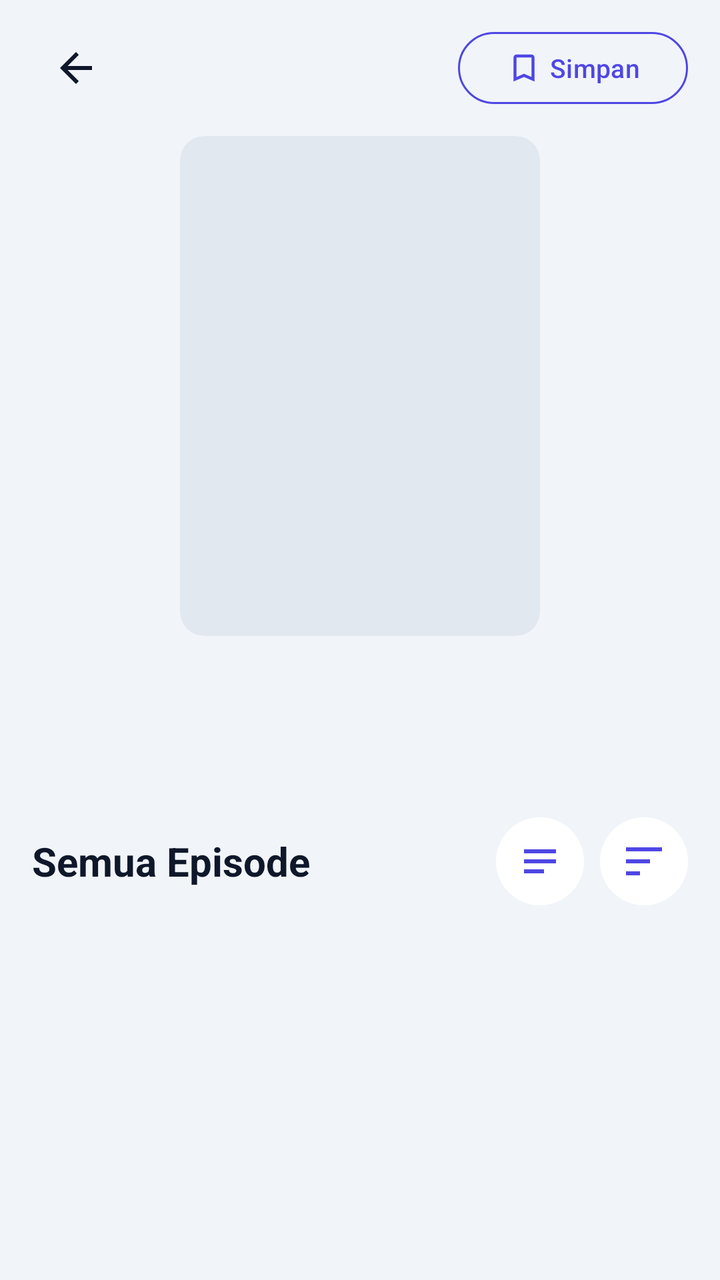
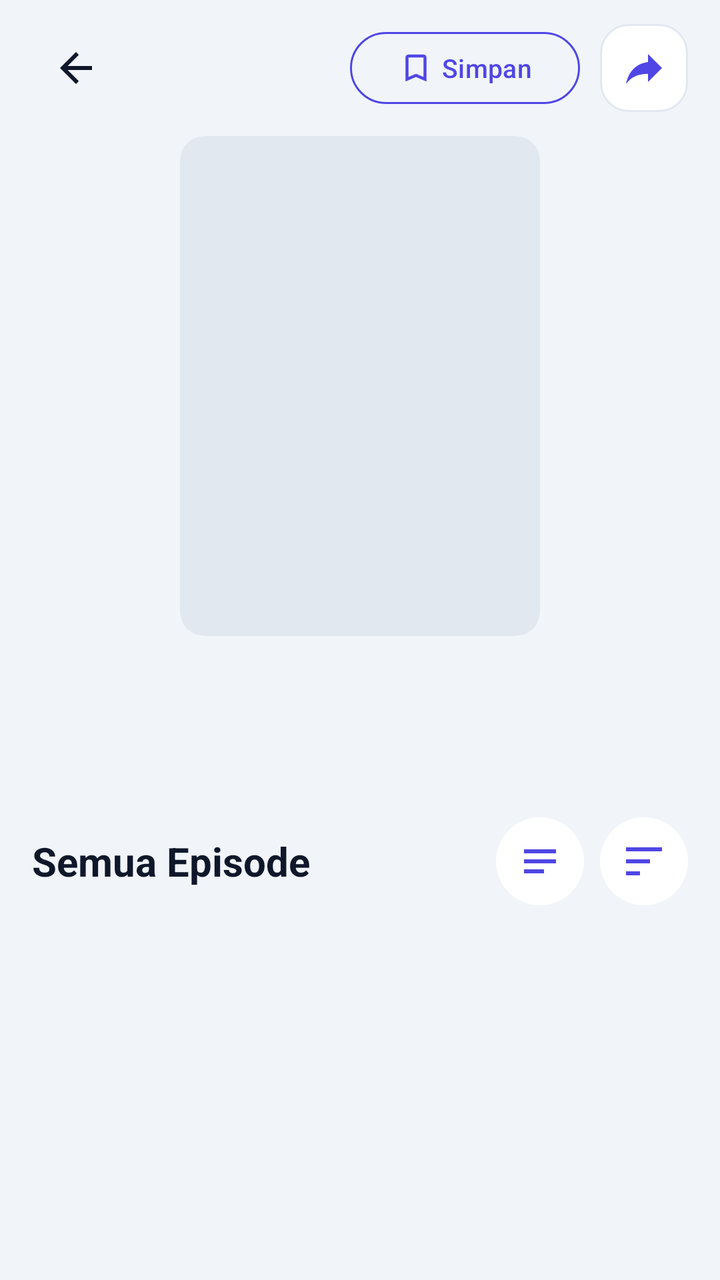

Two renders of the same Android screen: before a commit and after it. Below are the layout's source before the change and the commit's diff.
<!-- AndroidManifest.xml: activity theme Theme.AniStream -->
<!-- res/layout/activity_series.xml -->
<?xml version="1.0" encoding="utf-8"?>
<LinearLayout xmlns:android="http://schemas.android.com/apk/res/android"
    xmlns:app="http://schemas.android.com/apk/res-auto"
    android:layout_width="match_parent"
    android:layout_height="match_parent"
    android:background="@color/window_bg"
    android:fitsSystemWindows="true"
    android:orientation="vertical">

    
    <LinearLayout
        android:layout_width="match_parent"
        android:layout_height="wrap_content"
        android:gravity="center_vertical"
        android:orientation="horizontal"
        android:paddingEnd="16dp"
        android:paddingStart="16dp"
        android:paddingTop="12dp"
        android:paddingBottom="4dp">

        <ImageButton
            android:id="@+id/btnBack"
            android:layout_width="44dp"
            android:layout_height="44dp"
            android:background="?attr/selectableItemBackgroundBorderless"
            android:contentDescription="@string/back"
            android:padding="10dp"
            android:src="@drawable/ic_back"
            app:tint="@color/text_primary" />

        <View
            android:layout_width="0dp"
            android:layout_height="0dp"
            android:layout_weight="1" />

        
        <com.google.android.material.button.MaterialButton
            android:id="@+id/btnBookmark"
            style="@style/Widget.Material3.Button.OutlinedButton"
            android:layout_width="wrap_content"
            android:layout_height="44dp"
            android:text="@string/save"
            android:textAllCaps="false"
            android:textColor="?attr/colorPrimary"
            android:textSize="13sp"
            app:cornerRadius="22dp"
            app:icon="@drawable/ic_bookmark"
            app:iconGravity="textStart"
            app:iconSize="18dp"
            app:iconTint="?attr/colorPrimary"
            app:strokeColor="?attr/colorPrimary" />
    </LinearLayout>

    <ScrollView
        android:layout_width="match_parent"
        android:layout_height="0dp"
        android:layout_weight="1"
        android:clipToPadding="false"
        android:paddingBottom="16dp"
        android:scrollbars="none">

        <LinearLayout
            android:layout_width="match_parent"
            android:layout_height="wrap_content"
            android:orientation="vertical">

            
            <FrameLayout
                android:layout_width="180dp"
                android:layout_height="250dp"
                android:layout_gravity="center_horizontal"
                android:layout_marginTop="8dp"
                android:background="@drawable/ui_bg_poster_sm"
                android:clipToOutline="true">

                <ImageView
                    android:id="@+id/thumb"
                    android:layout_width="match_parent"
                    android:layout_height="match_parent"
                    android:contentDescription="@string/app_name"
                    android:scaleType="centerCrop" />
            </FrameLayout>

            <TextView
                android:id="@+id/title"
                android:layout_width="match_parent"
                android:layout_height="wrap_content"
                android:layout_marginTop="14dp"
                android:gravity="center"
                android:paddingHorizontal="24dp"
                android:textColor="@color/text_primary"
                android:textSize="20sp"
                android:textStyle="bold" />

            
            <TextView
                android:id="@+id/metaLine"
                android:layout_width="match_parent"
                android:layout_height="wrap_content"
                android:layout_marginTop="6dp"
                android:gravity="center"
                android:paddingHorizontal="24dp"
                android:textColor="@color/text_secondary"
                android:textSize="13sp" />

            
            <HorizontalScrollView
                android:layout_width="match_parent"
                android:layout_height="wrap_content"
                android:layout_marginTop="10dp"
                android:clipToPadding="false"
                android:overScrollMode="never"
                android:paddingEnd="16dp"
                android:paddingStart="16dp"
                android:scrollbars="none">

                <LinearLayout
                    android:id="@+id/genreRow"
                    android:layout_width="wrap_content"
                    android:layout_height="wrap_content"
                    android:gravity="center_vertical"
                    android:orientation="horizontal" />
            </HorizontalScrollView>

            
            <LinearLayout
                android:id="@+id/synCard"
                android:layout_width="match_parent"
                android:layout_height="wrap_content"
                android:layout_marginEnd="16dp"
                android:layout_marginStart="16dp"
                android:layout_marginTop="12dp"
                android:background="@drawable/bg_card"
                android:orientation="vertical"
                android:padding="16dp"
                android:visibility="gone">

                <TextView
                    android:layout_width="wrap_content"
                    android:layout_height="wrap_content"
                    android:text="@string/synopsis_title"
                    android:textColor="@color/text_primary"
                    android:textSize="16sp"
                    android:textStyle="bold" />

                <TextView
                    android:id="@+id/synopsis"
                    android:layout_width="match_parent"
                    android:layout_height="wrap_content"
                    android:layout_marginTop="6dp"
                    android:ellipsize="end"
                    android:maxLines="3"
                    android:textColor="@color/text_secondary"
                    android:textSize="13sp"
                    android:lineSpacingExtra="3dp" />

                <TextView
                    android:id="@+id/synToggle"
                    android:layout_width="wrap_content"
                    android:layout_height="wrap_content"
                    android:layout_marginTop="6dp"
                    android:clickable="true"
                    android:focusable="true"
                    android:text="@string/read_more"
                    android:textColor="?attr/colorPrimary"
                    android:textSize="13sp"
                    android:textStyle="bold" />
            </LinearLayout>

            
            <LinearLayout
                android:id="@+id/resumeCard"
                android:layout_width="match_parent"
                android:layout_height="wrap_content"
                android:layout_marginEnd="16dp"
                android:layout_marginStart="16dp"
                android:layout_marginTop="12dp"
                android:background="@drawable/bg_card"
                android:clickable="true"
                android:focusable="true"
                android:gravity="center_vertical"
                android:orientation="horizontal"
                android:padding="12dp"
                android:visibility="gone">

                <FrameLayout
                    android:layout_width="52dp"
                    android:layout_height="72dp"
                    android:background="@drawable/ui_bg_poster_sm"
                    android:clipToOutline="true">

                    <ImageView
                        android:id="@+id/resumeThumb"
                        android:layout_width="match_parent"
                        android:layout_height="match_parent"
                        android:contentDescription="@string/app_name"
                        android:scaleType="centerCrop" />
                </FrameLayout>

                <LinearLayout
                    android:layout_width="0dp"
                    android:layout_height="wrap_content"
                    android:layout_marginStart="12dp"
                    android:layout_weight="1"
                    android:orientation="vertical">

                    <TextView
                        android:layout_width="wrap_content"
                        android:layout_height="wrap_content"
                        android:text="@string/resume_card_title"
                        android:textColor="@color/text_primary"
                        android:textSize="15sp"
                        android:textStyle="bold" />

                    <TextView
                        android:id="@+id/resumeLine"
                        android:layout_width="wrap_content"
                        android:layout_height="wrap_content"
                        android:layout_marginTop="3dp"
                        android:textColor="@color/text_secondary"
                        android:textSize="12sp" />

                    <ProgressBar
                        android:id="@+id/resumeProgress"
                        style="?android:attr/progressBarStyleHorizontal"
                        android:layout_width="match_parent"
                        android:layout_height="wrap_content"
                        android:layout_marginTop="6dp"
                        android:max="100" />
                </LinearLayout>

                <TextView
                    android:id="@+id/resumeGo"
                    android:layout_width="wrap_content"
                    android:layout_height="wrap_content"
                    android:layout_marginStart="8dp"
                    android:background="@drawable/bg_badge"
                    android:clickable="true"
                    android:focusable="true"
                    android:paddingHorizontal="14dp"
                    android:paddingVertical="8dp"
                    android:text="@string/resume_go"
                    android:textColor="?attr/colorOnPrimary"
                    android:textSize="13sp"
                    android:textStyle="bold" />
            </LinearLayout>

            
            <LinearLayout
                android:layout_width="match_parent"
                android:layout_height="wrap_content"
                android:layout_marginTop="16dp"
                android:gravity="center_vertical"
                android:orientation="horizontal"
                android:paddingEnd="16dp"
                android:paddingStart="16dp">

                <TextView
                    android:id="@+id/epCount"
                    android:layout_width="0dp"
                    android:layout_height="wrap_content"
                    android:layout_weight="1"
                    android:text="@string/all_episodes"
                    android:textColor="@color/text_primary"
                    android:textSize="20sp"
                    android:textStyle="bold" />

                <ImageButton
                    android:id="@+id/btnView"
                    android:layout_width="44dp"
                    android:layout_height="44dp"
                    android:layout_marginEnd="8dp"
                    android:background="@drawable/ui_bg_circle"
                    android:contentDescription="@string/view_toggle"
                    android:padding="11dp"
                    android:src="@drawable/ic_list"
                    app:tint="?attr/colorPrimary" />

                <ImageButton
                    android:id="@+id/btnSort"
                    android:layout_width="44dp"
                    android:layout_height="44dp"
                    android:background="@drawable/ui_bg_circle"
                    android:contentDescription="@string/sort_episodes"
                    android:padding="11dp"
                    android:src="@drawable/ic_sort"
                    app:tint="?attr/colorPrimary" />
            </LinearLayout>

            
            <HorizontalScrollView
                android:id="@+id/epRangeRow"
                android:layout_width="match_parent"
                android:layout_height="wrap_content"
                android:layout_marginTop="10dp"
                android:clipToPadding="false"
                android:overScrollMode="never"
                android:paddingEnd="16dp"
                android:paddingStart="16dp"
                android:scrollbars="none"
                android:visibility="gone">

                <LinearLayout
                    android:id="@+id/epRangeList"
                    android:layout_width="wrap_content"
                    android:layout_height="wrap_content"
                    android:gravity="center_vertical"
                    android:orientation="horizontal" />
            </HorizontalScrollView>

            <androidx.recyclerview.widget.RecyclerView
                android:id="@+id/recycler"
                android:layout_width="match_parent"
                android:layout_height="wrap_content"
                android:clipToPadding="false"
                android:nestedScrollingEnabled="false"
                android:paddingHorizontal="8dp"
                android:paddingBottom="4dp"
                android:scrollbars="none" />

            <TextView
                android:id="@+id/empty"
                android:layout_width="wrap_content"
                android:layout_height="wrap_content"
                android:layout_gravity="center"
                android:layout_marginTop="24dp"
                android:text="@string/loading"
                android:textColor="@color/text_secondary"
                android:visibility="gone" />
        </LinearLayout>
    </ScrollView>

    <ProgressBar
        android:id="@+id/progress"
        android:layout_width="wrap_content"
        android:layout_height="wrap_content"
        android:layout_gravity="center"
        android:layout_marginBottom="32dp" />
</LinearLayout>
<!-- resources referenced by this layout -->
<resources>
  <color name="text_primary">#0F172A</color>
  <color name="text_secondary">#64748B</color>
  <color name="window_bg">#F1F5F9</color>
  <!-- drawable bg_badge (drawable) -->
  <?xml version="1.0" encoding="utf-8"?>
  <shape xmlns:android="http://schemas.android.com/apk/res/android" android:shape="rectangle">
      <solid android:color="?attr/colorPrimary" />
      <corners android:radius="7dp" />
  </shape>
  <!-- drawable bg_card (drawable) -->
  <?xml version="1.0" encoding="utf-8"?>
  <shape xmlns:android="http://schemas.android.com/apk/res/android" android:shape="rectangle">
      <solid android:color="@color/card_bg" />
      <corners android:radius="16dp" />
  </shape>
  <!-- drawable ic_back (drawable) -->
  <vector xmlns:android="http://schemas.android.com/apk/res/android" android:width="24dp" android:height="24dp" android:viewportWidth="24" android:viewportHeight="24">
      <path android:fillColor="#FFFFFFFF" android:pathData="M20,11H7.83l5.59,-5.59L12,4l-8,8 8,8 1.41,-1.41L7.83,13H20v-2z"/>
  </vector>
  <!-- drawable ic_bookmark (drawable) -->
  <vector xmlns:android="http://schemas.android.com/apk/res/android" android:width="24dp" android:height="24dp" android:viewportWidth="24" android:viewportHeight="24">
      <path android:fillColor="#FFFFFFFF" android:pathData="M17,3H7c-1.1,0 -2,0.9 -2,2v16l7,-3 7,3V5c0,-1.1 -0.9,-2 -2,-2zM17,18l-5,-2.18L7,18V5h10v13z" />
  </vector>
  <!-- drawable ic_list (drawable) -->
  <?xml version="1.0" encoding="utf-8"?>
  <vector xmlns:android="http://schemas.android.com/apk/res/android"
      android:width="24dp" android:height="24dp"
      android:viewportWidth="24" android:viewportHeight="24">
      <path
          android:fillColor="#FFFFFFFF"
          android:pathData="M4,6h16v2H4zM4,11h16v2H4zM4,16h10v2H4z" />
  </vector>
  <!-- drawable ic_sort (drawable) -->
  <?xml version="1.0" encoding="utf-8"?>
  <vector xmlns:android="http://schemas.android.com/apk/res/android"
      android:width="24dp" android:height="24dp"
      android:viewportWidth="24" android:viewportHeight="24">
      <path
          android:fillColor="#FFFFFFFF"
          android:pathData="M3,5h18v2H3zM3,11h12v2H3zM3,17h7v2H3z" />
  </vector>
  <!-- drawable ui_bg_circle (drawable) -->
  <?xml version="1.0" encoding="utf-8"?>
  <shape xmlns:android="http://schemas.android.com/apk/res/android" android:shape="oval">
      <solid android:color="@color/card_bg" />
  </shape>
  <!-- drawable ui_bg_poster_sm (drawable) -->
  <?xml version="1.0" encoding="utf-8"?>
  <shape xmlns:android="http://schemas.android.com/apk/res/android" android:shape="rectangle">
      <solid android:color="@color/divider" />
      <corners android:radius="12dp" />
  </shape>
  <string name="all_episodes">Semua Episode</string>
  <string name="app_name">NsNime</string>
  <string name="back">Kembali</string>
  <string name="loading">Memuat…</string>
  <string name="read_more">Lihat Selengkapnya ∨</string>
  <string name="resume_card_title">Lanjutkan Menonton</string>
  <string name="resume_go">Lanjut</string>
  <string name="save">Simpan</string>
  <string name="sort_episodes">Urutkan episode</string>
  <string name="synopsis_title">Sinopsis</string>
  <string name="view_toggle">Ganti tampilan episode</string>
  <color name="card_bg">#FFFFFF</color>
  <color name="divider">#E2E8F0</color>
  <color name="primary">#4F46E5</color>
  <color name="on_primary">#FFFFFF</color>
  <color name="accent_soft">#E0E7FF</color>
  <color name="accent">#4F46E5</color>
  <color name="border">#E2E8F0</color>
  <color name="nav_bg">#FFFFFF</color>
</resources>

<!-- the commit's change to res/layout/activity_series.xml (unified diff, before → after) -->
@@ -49,6 +49,17 @@
             app:iconSize="18dp"
             app:iconTint="?attr/colorPrimary"
             app:strokeColor="?attr/colorPrimary" />
+
+        
+        <ImageButton
+            android:id="@+id/btnShare"
+            android:layout_width="44dp"
+            android:layout_height="44dp"
+            android:layout_marginStart="10dp"
+            android:background="@drawable/ui_bg_icon_button"
+            android:contentDescription="@string/share_title"
+            android:src="@drawable/ic_share"
+            app:tint="?attr/colorPrimary" />
     </LinearLayout>
 
     <ScrollView
@@ -165,6 +176,44 @@
                     android:textColor="?attr/colorPrimary"
                     android:textSize="13sp"
                     android:textStyle="bold" />
+            </LinearLayout>
+
+            
+            <LinearLayout
+                android:id="@+id/castCard"
+                android:layout_width="match_parent"
+                android:layout_height="wrap_content"
+                android:layout_marginEnd="16dp"
+                android:layout_marginStart="16dp"
+                android:layout_marginTop="12dp"
+                android:background="@drawable/bg_card"
+                android:orientation="vertical"
+                android:padding="16dp"
+                android:visibility="gone">
+
+                <TextView
+                    android:layout_width="wrap_content"
+                    android:layout_height="wrap_content"
+                    android:text="@string/cast_title"
+                    android:textColor="@color/text_primary"
+                    android:textSize="16sp"
+                    android:textStyle="bold" />
+
+                <HorizontalScrollView
+                    android:layout_width="match_parent"
+                    android:layout_height="wrap_content"
+                    android:layout_marginTop="10dp"
+                    android:clipToPadding="false"
+                    android:overScrollMode="never"
+                    android:scrollbars="none">
+
+                    <LinearLayout
+                        android:id="@+id/castRow"
+                        android:layout_width="wrap_content"
+                        android:layout_height="wrap_content"
+                        android:gravity="center_vertical"
+                        android:orientation="horizontal" />
+                </HorizontalScrollView>
             </LinearLayout>
 
             
<!-- resource entries referenced after the edit -->
@@ -46,6 +46,13 @@
   <shape xmlns:android="http://schemas.android.com/apk/res/android" android:shape="oval">
       <solid android:color="@color/card_bg" />
   </shape>
+  <!-- drawable ui_bg_icon_button (drawable) -->
+  <?xml version="1.0" encoding="utf-8"?>
+  <shape xmlns:android="http://schemas.android.com/apk/res/android" android:shape="rectangle">
+      <solid android:color="@color/card_bg" />
+      <corners android:radius="14dp" />
+      <stroke android:width="1dp" android:color="@color/border" />
+  </shape>
   <!-- drawable ui_bg_poster_sm (drawable) -->
   <?xml version="1.0" encoding="utf-8"?>
   <shape xmlns:android="http://schemas.android.com/apk/res/android" android:shape="rectangle">
@@ -55,21 +62,23 @@
   <string name="all_episodes">Semua Episode</string>
   <string name="app_name">NsNime</string>
   <string name="back">Kembali</string>
+  <string name="cast_title">Pengisi Suara</string>
   <string name="loading">Memuat…</string>
   <string name="read_more">Lihat Selengkapnya ∨</string>
   <string name="resume_card_title">Lanjutkan Menonton</string>
   <string name="resume_go">Lanjut</string>
   <string name="save">Simpan</string>
+  <string name="share_title">Bagikan</string>
   <string name="sort_episodes">Urutkan episode</string>
   <string name="synopsis_title">Sinopsis</string>
   <string name="view_toggle">Ganti tampilan episode</string>
   <color name="card_bg">#FFFFFF</color>
+  <color name="border">#E2E8F0</color>
   <color name="divider">#E2E8F0</color>
   <color name="primary">#4F46E5</color>
   <color name="on_primary">#FFFFFF</color>
   <color name="accent_soft">#E0E7FF</color>
   <color name="accent">#4F46E5</color>
-  <color name="border">#E2E8F0</color>
   <color name="nav_bg">#FFFFFF</color>
 </resources>
 
